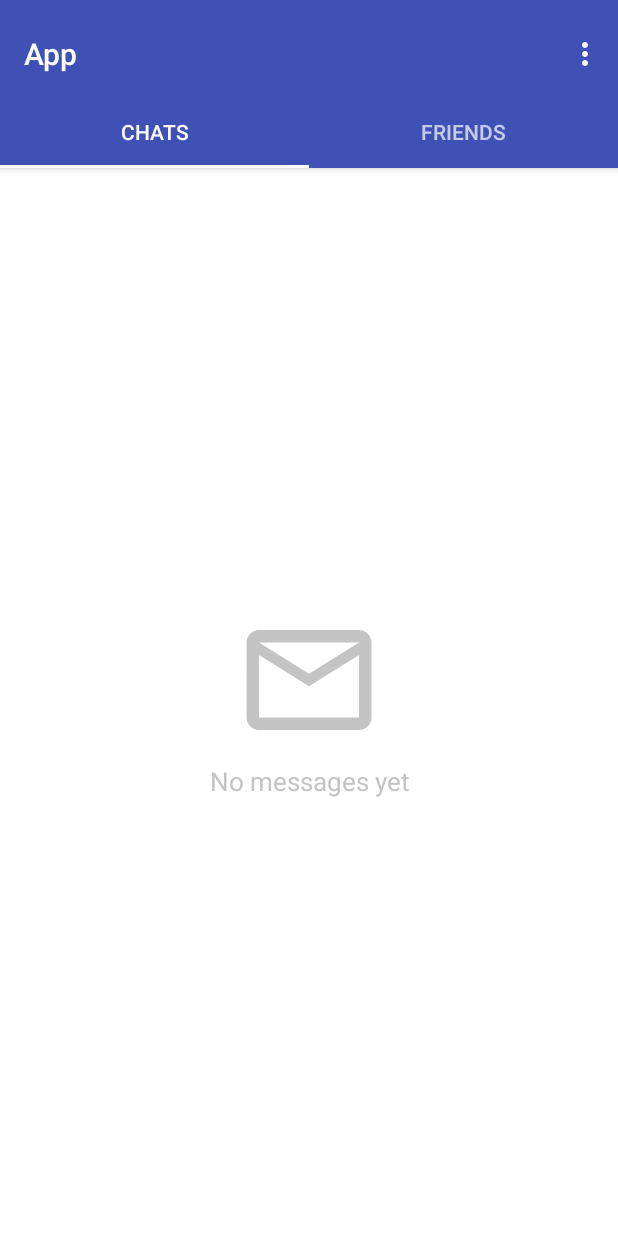
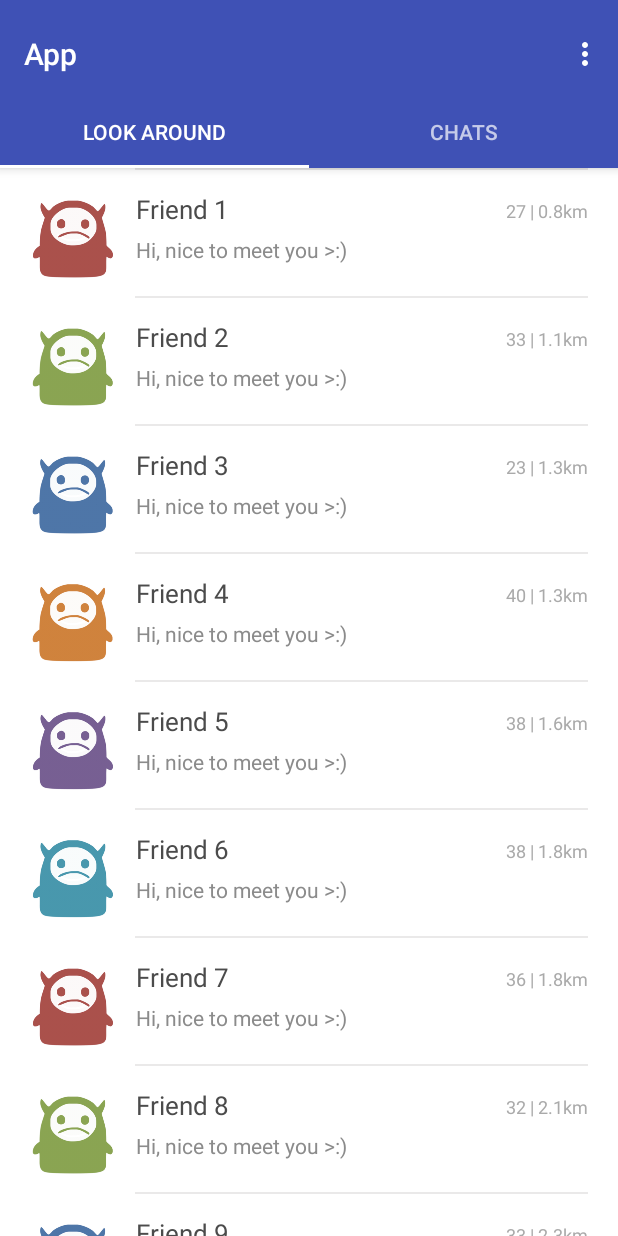
Before and after one commit to jun159/Splash2016, an Android app: the screen it shows after launch (MainActivity), on a phone screen of 412 x 824 dp. Run offline under Robolectric (Android 15) with nearby library versions, the phone set to English and light mode, and no system bars.

Commit message:
Improved color

```diff
--- a/app/src/main/java/com/splash2016/app/chatlist/ChatListFragment.java
+++ b/app/src/main/java/com/splash2016/app/chatlist/ChatListFragment.java
@@ -49,7 +49,7 @@ public class ChatListFragment extends Fragment {
         chatDatabase = new ChatDatabase(getActivity());
         List<Friend> friendList = getFriendChatList();
         listView = (ListView) rootView.findViewById(android.R.id.list);
-        adapter = new ListAdapter(getActivity(), R.layout.fragment_list, friendList, true);
+        adapter = new ListAdapter(getActivity(), R.layout.fragment_list, friendList, linearLayout, true);
         listView.setAdapter(adapter);
 
         linearLayout = (LinearLayout) rootView.findViewById(R.id.list_empty);
@@ -68,7 +68,7 @@ public class ChatListFragment extends Fragment {
         super.onActivityResult(requestCode, resultCode, data);
         if ((requestCode == MYACTIVITY_REQUEST_CODE) && (resultCode == Activity.RESULT_OK)) {
             List<Friend> friendList = getFriendChatList();
-            adapter = new ListAdapter(getActivity(), R.layout.fragment_list, friendList, true);
+            adapter = new ListAdapter(getActivity(), R.layout.fragment_list, friendList, linearLayout, true);
             adapter.notifyDataSetChanged();
             listView.setAdapter(adapter);
             if(friendList.isEmpty()) {
--- a/app/src/main/java/com/splash2016/app/database/ChatDatabase.java
+++ b/app/src/main/java/com/splash2016/app/database/ChatDatabase.java
@@ -172,7 +172,6 @@ public class ChatDatabase extends SQLiteOpenHelper {
     private long dateToMilliseconds(String messageDate) {
         long dateTimeMilliseconds = 0;
         try {
-            Log.d(TAG, "Parse date: " + messageDate);
             Date dateTime = DATETIMEFORMATTER.parse(messageDate);
             dateTimeMilliseconds = dateTime.getTime();
         } catch (ParseException e) {
--- /dev/null
+++ b/app/src/main/java/com/splash2016/app/enumdata/TypeGender.java
@@ -0,0 +1,5 @@
+package com.splash2016.app.enumdata;
+
+public enum TypeGender {
+    MALE, FEMALE, NONE
+}
--- a/app/src/main/java/com/splash2016/app/friendlist/FriendListFragment.java
+++ b/app/src/main/java/com/splash2016/app/friendlist/FriendListFragment.java
@@ -39,7 +39,7 @@ public class FriendListFragment extends Fragment {
         View rootView = inflater.inflate(R.layout.fragment_list, container, false);
 
         listView = (ListView) rootView.findViewById(android.R.id.list);
-        adapter = new ListAdapter(getActivity(), R.layout.fragment_list, Friend.getFriendList(), false);
+        adapter = new ListAdapter(getActivity(), R.layout.fragment_list, Friend.getFriendList(), null, false);
         listView.setAdapter(adapter);
 
         return rootView;
--- a/app/src/main/java/com/splash2016/app/friendlist/ListAdapter.java
+++ b/app/src/main/java/com/splash2016/app/friendlist/ListAdapter.java
@@ -6,20 +6,18 @@ import android.content.DialogInterface;
 import android.content.Intent;
 import android.support.v7.app.AlertDialog;
 import android.support.v7.widget.CardView;
-import android.util.Log;
 import android.view.LayoutInflater;
 import android.view.View;
 import android.view.ViewGroup;
 import android.widget.ArrayAdapter;
 import android.widget.ImageView;
-import android.widget.ListView;
+import android.widget.LinearLayout;
 import android.widget.TextView;
 
 import com.splash2016.app.R;
 import com.splash2016.app.chat.ChatActivity;
 import com.splash2016.app.database.ChatDatabase;
 import com.splash2016.app.objects.Friend;
-import com.splash2016.app.objects.Message;
 
 import java.util.List;
 
@@ -40,12 +38,15 @@ public class ListAdapter extends ArrayAdapter<Friend> {
     private List<Friend> friendList;
     private Context context;
     private ChatDatabase chatDatabase;
+    private LinearLayout linearLayout;
     private boolean isChat;
 
-    public ListAdapter(Context context, int resource, List<Friend> objects, boolean isChat) {
+    public ListAdapter(Context context, int resource, List<Friend> objects,
+                       LinearLayout linearLayout, boolean isChat) {
         super(context, resource, objects);
         this.context = context;
         this.friendList = objects;
+        this.linearLayout = linearLayout;
         this.chatDatabase = new ChatDatabase(context);
         this.isChat = isChat;
     }
@@ -74,7 +75,7 @@ public class ListAdapter extends ArrayAdapter<Friend> {
                 .getSystemService(Context.LAYOUT_INFLATER_SERVICE);
 
         if(null == view) {
-            view = layoutInflater.inflate(R.layout.list_friend, null);
+            view = layoutInflater.inflate(R.layout.list_chat, null);
         }
 
         final Friend friend = friendList.get(position);
@@ -91,13 +92,14 @@ public class ListAdapter extends ArrayAdapter<Friend> {
             friendDescription.setText(friend.getDescription());
 
             String lastChatTime = friend.getLastMessageTime();
+            String details = friend.getDetails();
             if(lastChatTime != null) {
                 lastChatTime = lastChatTime.replaceAll("\\.", "").toUpperCase();
-
-                // Set time
                 if(!lastChatTime.isEmpty()) {
-                    friendLastChatTime.setText(lastChatTime);
+                    friendLastChatTime.setText(lastChatTime);   // Set time
                 }
+            } else if(details != null) {
+                friendLastChatTime.setText(details);
             }
 
             // Open chat activity
@@ -106,7 +108,6 @@ public class ListAdapter extends ArrayAdapter<Friend> {
                 public void onClick(View v) {
                     Intent intent = new Intent(context, ChatActivity.class);
                     intent.putExtra(KEY_FRIEND_NAME, friend.getName());
-                    Log.d(TAG, "onActivityResult call");
                     ((Activity) context).startActivityForResult(intent, MYACTIVITY_REQUEST_CODE);
                 }
             });
@@ -131,6 +132,17 @@ public class ListAdapter extends ArrayAdapter<Friend> {
         chatDatabase.deleteFriend(chatDatabase, friendName);
     }
 
+    private void setMessage() {
+        if(linearLayout != null) {
+            linearLayout.setVisibility(View.GONE);
+            if (friendList.isEmpty()) {
+                linearLayout.setVisibility(View.VISIBLE);
+            } else {
+                linearLayout.setVisibility(View.GONE);
+            }
+        }
+    }
+
     private void alertDialog(final String friendName, final int position) {
         AlertDialog.Builder builder = new AlertDialog.Builder(context);
         builder.setIcon(R.drawable.ic_warning_black_24dp);
@@ -141,6 +153,7 @@ public class ListAdapter extends ArrayAdapter<Friend> {
             @Override
             public void onClick(DialogInterface dialog, int which) {
                 updateListView(friendName, position);
+                setMessage();
                 dialog.dismiss();
             }
         });
--- a/app/src/main/java/com/splash2016/app/main/MainActivity.java
+++ b/app/src/main/java/com/splash2016/app/main/MainActivity.java
@@ -128,9 +128,9 @@ public class MainActivity extends AppCompatActivity {
         public Fragment getItem(int position) {
             switch (position) {
                 case 0:
+                    return new FriendListFragment();
+                case 1:
                     return new ChatListFragment();
-                case 1:
-                    return new FriendListFragment();
             }
 
             return null;
@@ -145,9 +145,9 @@ public class MainActivity extends AppCompatActivity {
         public CharSequence getPageTitle(int position) {
             switch (position) {
                 case 0:
+                    return "LOOK AROUND";
+                case 1:
                     return "CHATS";
-                case 1:
-                    return "FRIENDS";
             }
             return null;
         }
--- a/app/src/main/java/com/splash2016/app/objects/Friend.java
+++ b/app/src/main/java/com/splash2016/app/objects/Friend.java
@@ -24,6 +24,7 @@ public class Friend implements Comparable<Friend> {
 
     private String name;
     private String description;
+    private String details;
     private String lastMessageDate;
     private String lastMessageTime;
     private long lastMessageDateTime;
@@ -32,12 +33,14 @@ public class Friend implements Comparable<Friend> {
 
     }
 
-    public Friend(String name, String description) {
+    public Friend(String name, String description, String details) {
         this.name = name;
         this.description = description;
+        this.details = details;
     }
 
-    public Friend(String name, String description, String lastMessageDate, String lastMessageTime, long lastMessageDateTime) {
+    public Friend(String name, String description, String lastMessageDate,
+                  String lastMessageTime, long lastMessageDateTime) {
         this.name = name;
         this.description = description;
         this.lastMessageDate = lastMessageDate;
@@ -59,6 +62,14 @@ public class Friend implements Comparable<Friend> {
 
     public void setDescription(String description) {
         this.description = description;
+    }
+
+    public String getDetails() {
+        return details;
+    }
+
+    public void setDetails(String details) {
+        this.details = details;
     }
 
     public String getLastMessageDate() {
@@ -88,16 +99,16 @@ public class Friend implements Comparable<Friend> {
     public static List<Friend> getFriendList() {
         List<Friend> friendList = new ArrayList<>();
 
-        friendList.add(new Friend(Friend.FRIEND_NAME_1, Friend.FRIEND_DESCRIPTION));
-        friendList.add(new Friend(Friend.FRIEND_NAME_2, Friend.FRIEND_DESCRIPTION));
-        friendList.add(new Friend(Friend.FRIEND_NAME_3, Friend.FRIEND_DESCRIPTION));
-        friendList.add(new Friend(Friend.FRIEND_NAME_4, Friend.FRIEND_DESCRIPTION));
-        friendList.add(new Friend(Friend.FRIEND_NAME_5, Friend.FRIEND_DESCRIPTION));
-        friendList.add(new Friend(Friend.FRIEND_NAME_6, Friend.FRIEND_DESCRIPTION));
-        friendList.add(new Friend(Friend.FRIEND_NAME_7, Friend.FRIEND_DESCRIPTION));
-        friendList.add(new Friend(Friend.FRIEND_NAME_8, Friend.FRIEND_DESCRIPTION));
-        friendList.add(new Friend(Friend.FRIEND_NAME_9, Friend.FRIEND_DESCRIPTION));
-        friendList.add(new Friend(Friend.FRIEND_NAME_10, Friend.FRIEND_DESCRIPTION));
+        friendList.add(new Friend(Friend.FRIEND_NAME_1, Friend.FRIEND_DESCRIPTION, "27 | 0.8km"));
+        friendList.add(new Friend(Friend.FRIEND_NAME_2, Friend.FRIEND_DESCRIPTION, "33 | 1.1km"));
+        friendList.add(new Friend(Friend.FRIEND_NAME_3, Friend.FRIEND_DESCRIPTION, "23 | 1.3km"));
+        friendList.add(new Friend(Friend.FRIEND_NAME_4, Friend.FRIEND_DESCRIPTION, "40 | 1.3km"));
+        friendList.add(new Friend(Friend.FRIEND_NAME_5, Friend.FRIEND_DESCRIPTION, "38 | 1.6km"));
+        friendList.add(new Friend(Friend.FRIEND_NAME_6, Friend.FRIEND_DESCRIPTION, "38 | 1.8km"));
+        friendList.add(new Friend(Friend.FRIEND_NAME_7, Friend.FRIEND_DESCRIPTION, "36 | 1.8km"));
+        friendList.add(new Friend(Friend.FRIEND_NAME_8, Friend.FRIEND_DESCRIPTION, "32 | 2.1km"));
+        friendList.add(new Friend(Friend.FRIEND_NAME_9, Friend.FRIEND_DESCRIPTION, "33 | 2.3km"));
+        friendList.add(new Friend(Friend.FRIEND_NAME_10, Friend.FRIEND_DESCRIPTION, "28 | 2.4km"));
 
         return friendList;
     }
--- a/app/src/main/res/drawable/chat_from.xml
+++ b/app/src/main/res/drawable/chat_from.xml
@@ -2,7 +2,7 @@
 <shape xmlns:android="http://schemas.android.com/apk/res/android"
     android:shape="rectangle" >
 
-    <solid android:color="@color/bg_msg_from">
+    <solid android:color="#e1e2e9">
     </solid>
 
     <corners android:radius="5dp" >
--- a/app/src/main/res/layout/activity_chat.xml
+++ b/app/src/main/res/layout/activity_chat.xml
@@ -1,7 +1,7 @@
 <LinearLayout xmlns:android="http://schemas.android.com/apk/res/android"
     android:layout_width="match_parent"
     android:layout_height="match_parent"
-    android:orientation="vertical" >
+    android:orientation="vertical">
 
     <!--<include-->
         <!--layout="@layout/toolbar_layout"/>-->
@@ -10,7 +10,9 @@
         android:layout_width="match_parent"
         android:layout_height="0dp"
         android:layout_weight="1"
-        android:id="@+id/recyclerView"/>
+        android:background="#F7F7F7"
+        android:id="@+id/recyclerView"
+        android:paddingBottom="10dp"/>
 
     <!--<ListView-->
         <!--android:id="@+id/list_messages"-->
--- a/app/src/main/res/layout/list_friend.xml
+++ b/app/src/main/res/layout/list_chat.xml
@@ -21,7 +21,7 @@
             android:layout_marginTop="10dp"
             android:layout_marginLeft="10dp"
             android:layout_marginRight="10dp"
-            android:background="@drawable/friend_dark_blue"
+            android:background="@drawable/friend_light_blue"
             android:scaleType="centerCrop"
             android:contentDescription="@null" />
 
@@ -64,7 +64,7 @@
             android:paddingTop="10dp"
             android:paddingBottom="5dp"
             android:paddingEnd="10dp"
-            android:textSize="11sp" />
+            android:textSize="12sp" />
 
     </LinearLayout>
 
--- a/app/src/main/res/values/colors.xml
+++ b/app/src/main/res/values/colors.xml
@@ -10,6 +10,7 @@
     <color name="white">#FFFFFF</color>
 
     <color name="red_light">#FFFB6E72</color>
+    <color name="orange_light">#FFA000</color>
     <color name="green_light">#47c974</color>
     <color name="blue_light">#5d84fe</color>
     <color name="purple_light">#FFB78DFD</color>
```
Also changed, not shown: app/src/main/AndroidManifest.xml (+15 -0 lines), app/src/main/java/com/splash2016/app/profile/ProfileActivity.java (added, +62 -0 lines).
